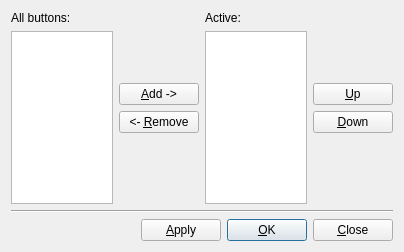
Above: branches/branch-playground/plugins/_core/toolsetupbase.ui from BackupTheBerlios/sim-im-svn before the change. Below: the same form after it.
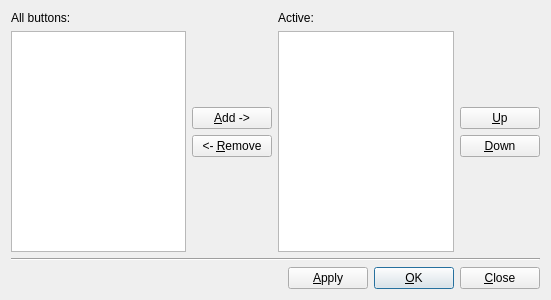
That is the form after the change.

Commit message: * toolsetupbase: make size a little bit bigger for the text to avoid h/v-scrollbars

The edit to the form file:
```diff
--- a/branches/branch-playground/plugins/_core/toolsetupbase.ui
+++ b/branches/branch-playground/plugins/_core/toolsetupbase.ui
@@ -6,8 +6,8 @@
    <rect>
     <x>0</x>
     <y>0</y>
-    <width>404</width>
-    <height>252</height>
+    <width>551</width>
+    <height>300</height>
    </rect>
   </property>
   <property name="windowTitle">
```
